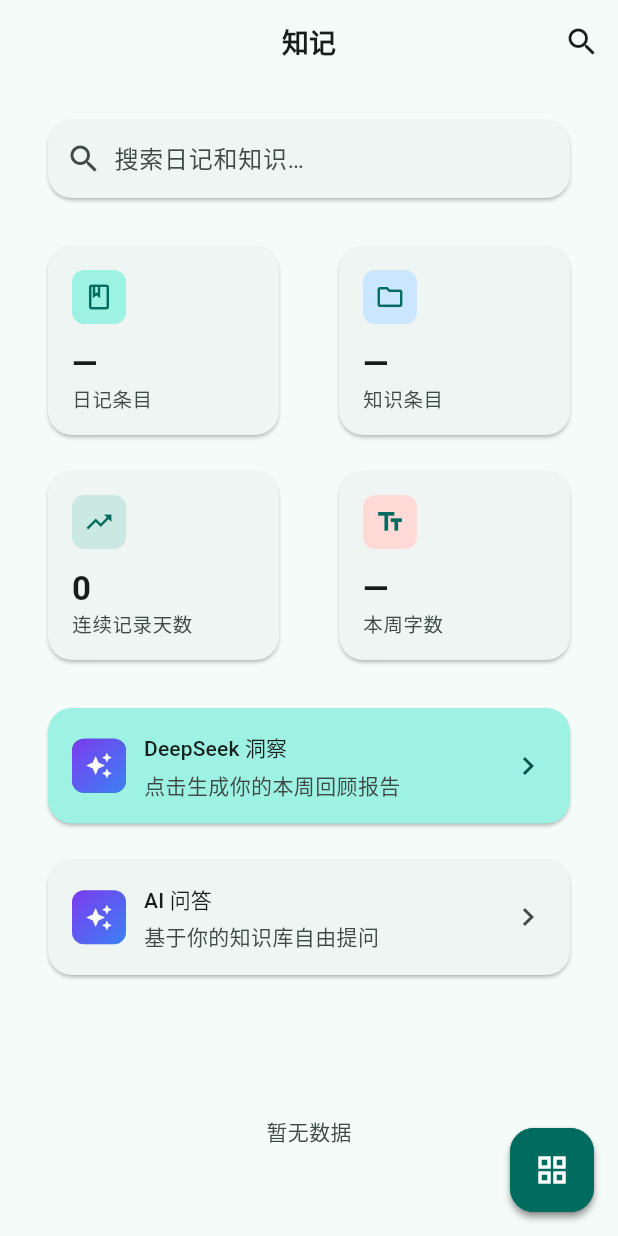
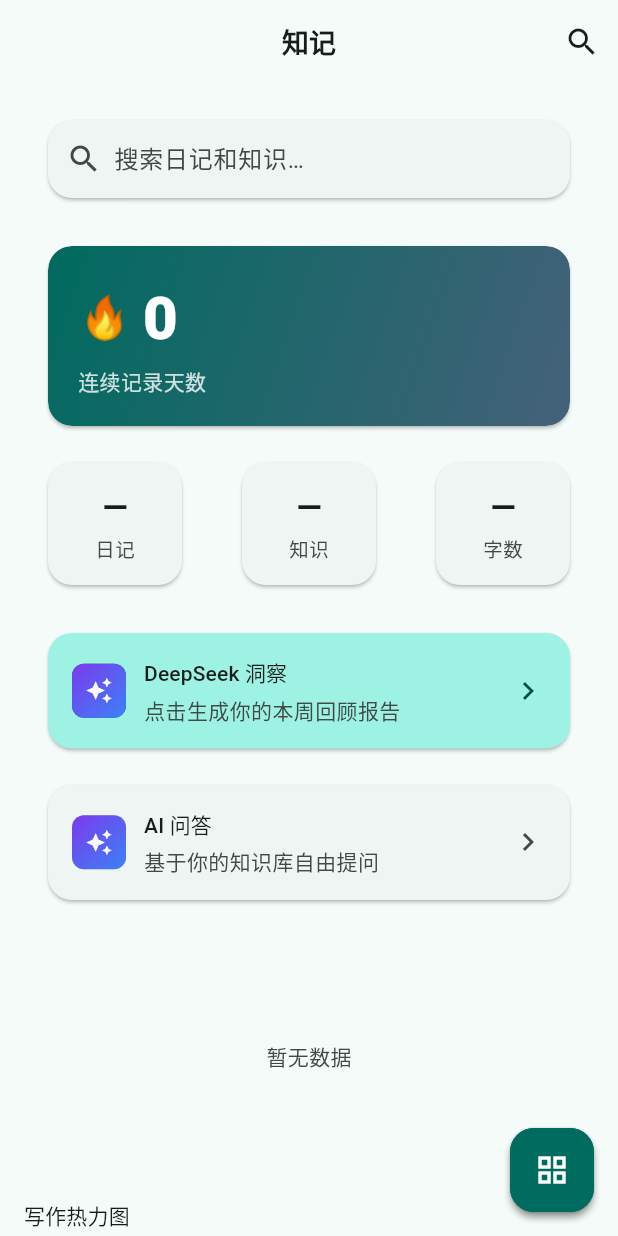
Before and after one commit to wdd25420-cell/zhiji, a Flutter app: the screen it shows after launch, on a phone screen of 412 x 824 dp. Run offline on Flutter 3.47's test engine with Material 3 defaults, Android fonts, the light colour scheme and no system bars; our stand-ins replace dio, drift, file_picker, fl_chart, flutter_markdown, flutter_riverpod and 8 more; accounts and stored records are empty; generated files the repository leaves out were written again; Roboto replaces fonts that are missing (SourceHanSansCN); statements that could not run were skipped.

Commit message:
feat(ux): 步骤8-10+13 — FAB旋转动画 + 对话气泡重做 + 统计卡片不对称布局 + 情绪图日期标签

```diff
--- a/zhiji_app/lib/core/widgets/app_shell.dart
+++ b/zhiji_app/lib/core/widgets/app_shell.dart
@@ -5,12 +5,20 @@
 ///
 /// 设计文档 v4.0: 用户打开即对话。右下角 FAB 弹出 BottomSheet
 /// 提供日记、知识库、首页、设置入口。
-class AppShell extends StatelessWidget {
+class AppShell extends StatefulWidget {
   const AppShell({super.key, required this.navigationShell});
 
   final StatefulNavigationShell navigationShell;
 
+  @override
+  State<AppShell> createState() => _AppShellState();
+}
+
+class _AppShellState extends State<AppShell> {
+  bool _fabOpen = false;
+
   void _showDrawer(BuildContext context) {
+    setState(() => _fabOpen = true);
     showModalBottomSheet(
       context: context,
       shape: const RoundedRectangleBorder(
@@ -25,7 +33,6 @@
             child: Column(
               mainAxisSize: MainAxisSize.min,
               children: [
-                // 拖动指示条
                 Container(
                   width: 32,
                   height: 4,
@@ -75,17 +82,23 @@
           ),
         );
       },
-    );
+    ).then((_) {
+      if (mounted) setState(() => _fabOpen = false);
+    });
   }
 
   @override
   Widget build(BuildContext context) {
     return Scaffold(
-      body: navigationShell,
-      floatingActionButton: FloatingActionButton(
-        onPressed: () => _showDrawer(context),
-        tooltip: "功能",
-        child: const Icon(Icons.grid_view),
+      body: widget.navigationShell,
+      floatingActionButton: AnimatedRotation(
+        turns: _fabOpen ? 0.125 : 0,
+        duration: const Duration(milliseconds: 300),
+        child: FloatingActionButton(
+          onPressed: () => _showDrawer(context),
+          tooltip: "功能",
+          child: const Icon(Icons.grid_view),
+        ),
       ),
     );
   }
--- a/zhiji_app/lib/features/home/home_screen.dart
+++ b/zhiji_app/lib/features/home/home_screen.dart
@@ -302,78 +302,80 @@
   Widget build(BuildContext context) {
     return Column(
       children: [
-        Row(
-          children: [
-            Expanded(
-              child: _StatCard(
-                icon: Icons.book_outlined,
-                label: '日记条目',
-                color: cs.primaryContainer,
-                future: db.diaryDao.countAll(),
-              ),
-            ),
-            const SizedBox(width: AppSpacing.sm),
-            Expanded(
-              child: _StatCard(
-                icon: Icons.folder_outlined,
-                label: '知识条目',
-                color: cs.tertiaryContainer,
-                future: db.knowledgeDao.countAll(),
-              ),
-            ),
-          ],
-        ),
+        // 大主卡：连续记录天数
+        _StreakCard(db: db, cs: cs),
         const SizedBox(height: AppSpacing.sm),
-        Row(
-          children: [
-            Expanded(
-              child: _StatCard(
-                icon: Icons.trending_up,
-                label: '连续记录天数',
-                color: cs.secondaryContainer,
-                future: db.diaryDao.currentStreak(),
-              ),
-            ),
-            const SizedBox(width: AppSpacing.sm),
-            Expanded(
-              child: _StatCard(
-                icon: Icons.text_fields,
-                label: '本周字数',
-                color: cs.errorContainer,
-                future: db.diaryDao.wordCountThisWeek(),
-              ),
-            ),
-          ],
-        ),
+        // 3 小卡横排
+        Row(children: [
+          Expanded(child: _MiniStatCard(label: '日记', future: db.diaryDao.countAll(), cs: cs)),
+          const SizedBox(width: AppSpacing.sm),
+          Expanded(child: _MiniStatCard(label: '知识', future: db.knowledgeDao.countAll(), cs: cs)),
+          const SizedBox(width: AppSpacing.sm),
+          Expanded(child: _MiniStatCard(label: '字数', future: db.diaryDao.wordCountThisWeek(), cs: cs)),
+        ]),
       ],
     );
   }
 }
 
-class _StatCard extends StatelessWidget {
-  const _StatCard({required this.icon, required this.label, required this.color, required this.future});
-  final IconData icon;
-  final String label;
-  final Color color;
-  final Future<int> future;
+class _StreakCard extends StatelessWidget {
+  const _StreakCard({required this.db, required this.cs});
+  final AppDatabase db;
+  final ColorScheme cs;
 
   @override
   Widget build(BuildContext context) {
-    return Card(
-      child: FutureBuilder<int>(
-        future: future,
-        builder: (ctx, snap) => Padding(
-          padding: const EdgeInsets.all(AppSpacing.lg),
+    return FutureBuilder<int>(
+      future: db.diaryDao.currentStreak(),
+      builder: (ctx, snap) => Card(
+        child: Container(
+          width: double.infinity,
+          padding: const EdgeInsets.all(AppSpacing.xl),
+          decoration: BoxDecoration(
+            gradient: LinearGradient(
+              colors: [cs.primary, cs.tertiary],
+              begin: Alignment.topLeft,
+              end: Alignment.bottomRight,
+            ),
+            borderRadius: BorderRadius.circular(AppRadius.lg),
+          ),
           child: Column(
             crossAxisAlignment: CrossAxisAlignment.start,
             children: [
-              Container(
-                  width: 36, height: 36,
-                  decoration: BoxDecoration(color: color, borderRadius: BorderRadius.circular(AppRadius.sm)),
-                  child: Icon(icon, size: 20, color: Theme.of(context).colorScheme.primary)),
-              const SizedBox(height: AppSpacing.md),
+              Row(children: [
+                const Text('🔥', style: TextStyle(fontSize: 28)),
+                const SizedBox(width: AppSpacing.sm),
+                Text('${snap.data ?? 0}',
+                  style: TextStyle(fontSize: 40, fontWeight: FontWeight.w800, color: cs.onPrimary)),
+              ]),
+              const SizedBox(height: AppSpacing.xs),
+              Text('连续记录天数', style: TextStyle(color: cs.onPrimary.withValues(alpha: 0.8))),
+            ],
+          ),
+        ),
+      ),
+    );
+  }
+}
+
+class _MiniStatCard extends StatelessWidget {
+  const _MiniStatCard({required this.label, required this.future, required this.cs});
+  final String label;
+  final Future<int> future;
+  final ColorScheme cs;
+
+  @override
+  Widget build(BuildContext context) {
+    return FutureBuilder<int>(
+      future: future,
+      builder: (ctx, snap) => Card(
+        child: Padding(
+          padding: const EdgeInsets.all(AppSpacing.lg),
+          child: Column(
+            children: [
               Text('${snap.data ?? '—'}',
-                  style: Theme.of(context).textTheme.headlineMedium?.copyWith(fontWeight: FontWeight.w700)),
+                style: Theme.of(context).textTheme.headlineMedium?.copyWith(fontWeight: FontWeight.w700)),
+              const SizedBox(height: AppSpacing.xs),
               Text(label, style: Theme.of(context).textTheme.bodySmall),
             ],
           ),
--- a/zhiji_app/lib/features/home/widgets/emotion_trend_chart.dart
+++ b/zhiji_app/lib/features/home/widgets/emotion_trend_chart.dart
@@ -22,6 +22,7 @@
             return const SizedBox(height: 160, child: Center(child: Text('暂无数据')));
           }
           final bars = _buildBars(data, cs);
+          final dayLabels = _buildDayLabels();
           return SizedBox(
             height: 160,
             child: BarChart(
@@ -39,7 +40,7 @@
                     sideTitles: SideTitles(
                       showTitles: true,
                       getTitlesWidget: (value, meta) => Text(
-                        _dayLabels[value.toInt()],
+                        dayLabels[value.toInt()],
                         style: const TextStyle(fontSize: 11),
                       ),
                     ),
@@ -55,7 +56,13 @@
     );
   }
 
-  static const _dayLabels = ['前', '前', '前', '', '', '', ''];
+  static List<String> _buildDayLabels() {
+    final now = DateTime.now();
+    return List.generate(7, (i) {
+      final day = now.subtract(Duration(days: 6 - i));
+      return '${day.month}/${day.day}';
+    });
+  }
 
   List<BarChartGroupData> _buildBars(Map<String, int> data, ColorScheme cs) {
     final now = DateTime.now();
```
Also changed, not shown: zhiji_app/lib/features/chat/chat_screen.dart (+59 -22 lines), .claude/ux_upgrade_state.json.
